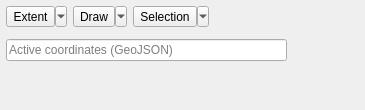
First picture: the form in planet_explorer/ui/pe_main_filters_base.ui, repository planetlabs/qgis-planet-plugin, before the edit.
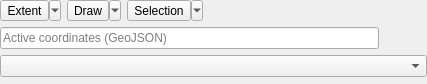
Second picture: the form after the edit. Icons and pictures are not drawn. Custom widgets are drawn as their Qt base class.

```diff
--- a/planet_explorer/ui/pe_main_filters_base.ui
+++ b/planet_explorer/ui/pe_main_filters_base.ui
@@ -6,8 +6,8 @@
    <rect>
     <x>0</x>
     <y>0</y>
-    <width>365</width>
-    <height>110</height>
+    <width>427</width>
+    <height>84</height>
    </rect>
   </property>
   <property name="sizePolicy">
@@ -39,39 +39,6 @@
     <number>0</number>
    </property>
    <item>
-    <widget class="QgsScrollArea" name="scrollArea">
-     <property name="frameShape">
-      <enum>QFrame::NoFrame</enum>
-     </property>
-     <property name="widgetResizable">
-      <bool>true</bool>
-     </property>
-     <widget class="QWidget" name="scrollAreaWidgetContents">
-      <property name="geometry">
-       <rect>
-        <x>0</x>
-        <y>0</y>
-        <width>365</width>
-        <height>110</height>
-       </rect>
-      </property>
-      <layout class="QVBoxLayout" name="verticalLayout_2">
-       <property name="spacing">
-        <number>12</number>
-       </property>
-       <property name="leftMargin">
-        <number>6</number>
-       </property>
-       <property name="topMargin">
-        <number>6</number>
-       </property>
-       <property name="rightMargin">
-        <number>6</number>
-       </property>
-       <property name="bottomMargin">
-        <number>6</number>
-       </property>
-       <item>
         <widget class="QFrame" name="frameAOITools">
          <property name="frameShape">
           <enum>QFrame::NoFrame</enum>
@@ -255,35 +222,12 @@
             </property>
            </widget>
           </item>
-          <item>
-           <widget class="QPushButton" name="btnLoadAOI">
-            <property name="maximumSize">
-             <size>
-              <width>24</width>
-              <height>24</height>
-             </size>
-            </property>
-            <property name="toolTip">
-             <string>Load AOI from JSON file</string>
-            </property>
-            <property name="icon">
-             <iconset resource="../resources/resources.qrc">
-              <normaloff>:/plugins/planet_explorer/file-open.svg</normaloff>:/plugins/planet_explorer/file-open.svg</iconset>
-            </property>
-            <property name="iconSize">
-             <size>
-              <width>18</width>
-              <height>18</height>
-             </size>
-            </property>
-            <property name="flat">
-             <bool>true</bool>
-            </property>
-           </widget>
-          </item>
          </layout>
         </widget>
        </item>
+   <item>
+    <widget class="QComboBox" name="comboSavedSearch"/>
+   </item>
        <item>
         <spacer name="verticalSpacer">
          <property name="orientation">
@@ -292,25 +236,13 @@
          <property name="sizeHint" stdset="0">
           <size>
            <width>0</width>
-           <height>0</height>
+       <height>2</height>
           </size>
          </property>
         </spacer>
        </item>
       </layout>
      </widget>
-    </widget>
-   </item>
-  </layout>
- </widget>
- <customwidgets>
-  <customwidget>
-   <class>QgsScrollArea</class>
-   <extends>QScrollArea</extends>
-   <header location="global">qgis.gui</header>
-   <container>1</container>
-  </customwidget>
- </customwidgets>
  <resources>
   <include location="../resources/resources.qrc"/>
  </resources>
```
Lines whose indentation alone changed are shown as unchanged.
